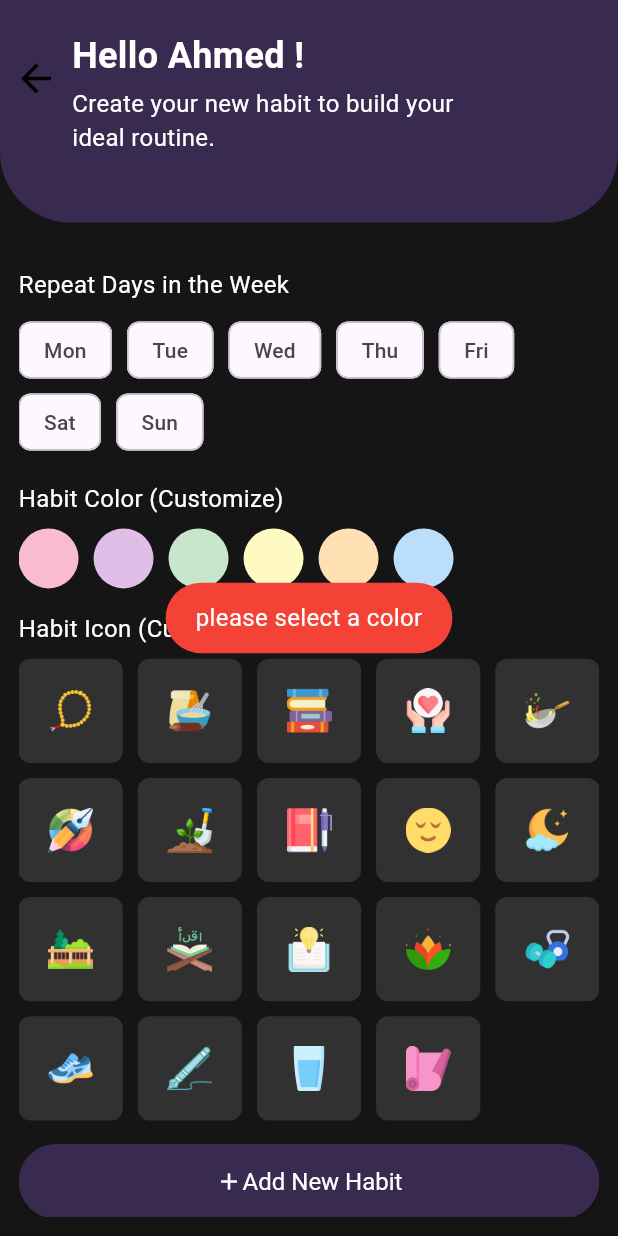
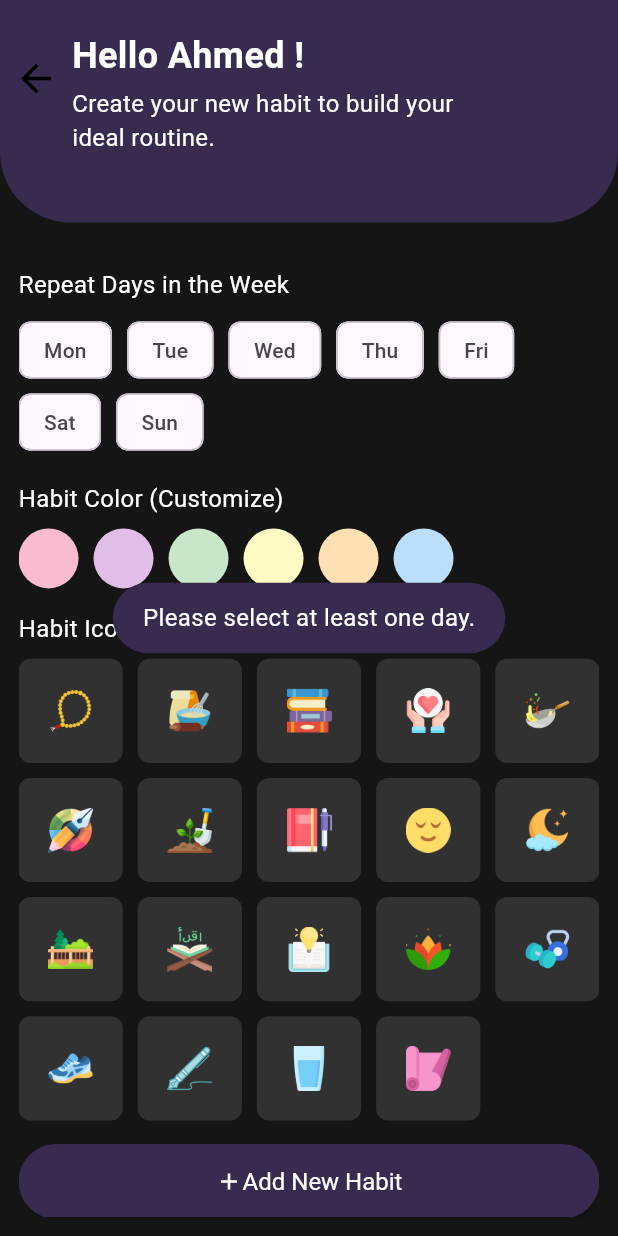
Before and after one commit to AhmadElesily/habit_tracker, a Flutter app: the AddHabitItem screen opened directly, scrolled down 88 dp, after a tap on "Add New Habit", on a phone screen of 412 x 824 dp. Run offline on Flutter 3.47's test engine with Material 3 defaults, Android fonts, the light colour scheme and no system bars; our stand-ins replace flutter_bloc, flutter_slidable, flutter_svg, fluttertoast, google_fonts, smooth_page_indicator and 1 more.

```diff
--- a/lib/features/items_task/add_task/add_habit.dart
+++ b/lib/features/items_task/add_task/add_habit.dart
@@ -183,13 +183,25 @@ class _AddHabitItemState extends State<AddHabitItem> {
                 SizedBox(height: heightSize * 0.019),
                 ElevatedButton(
                   onPressed: () {
+                    if (selectedDaysIndexes.isEmpty) {
+                      Fluttertoast.showToast(
+                          msg: "Please select at least one day.",
+                          toastLength: Toast.LENGTH_SHORT,
+                          gravity: ToastGravity.CENTER,
+                          timeInSecForIosWeb: 1,
+                          backgroundColor: AppColors.primaryColor,
+                          textColor: Colors.white,
+                          fontSize: 16.0);
+                      return;
+                    }
+
                     if (selectedColor == null) {
                       Fluttertoast.showToast(
                           msg: "please select a color",
                           toastLength: Toast.LENGTH_SHORT,
                           gravity: ToastGravity.CENTER,
                           timeInSecForIosWeb: 1,
-                          backgroundColor: Colors.red,
+                          backgroundColor: AppColors.primaryColor,
                           textColor: Colors.white,
                           fontSize: 16.0);
                       return;
@@ -200,7 +212,7 @@ class _AddHabitItemState extends State<AddHabitItem> {
                           toastLength: Toast.LENGTH_SHORT,
                           gravity: ToastGravity.CENTER,
                           timeInSecForIosWeb: 1,
-                          backgroundColor: Colors.red,
+                          backgroundColor: AppColors.primaryColor,
                           textColor: Colors.white,
                           fontSize: 16.0);
                       return;
```
Also changed, not shown: lib/features/calender/calender_Tab.dart (+16 -5 lines).
